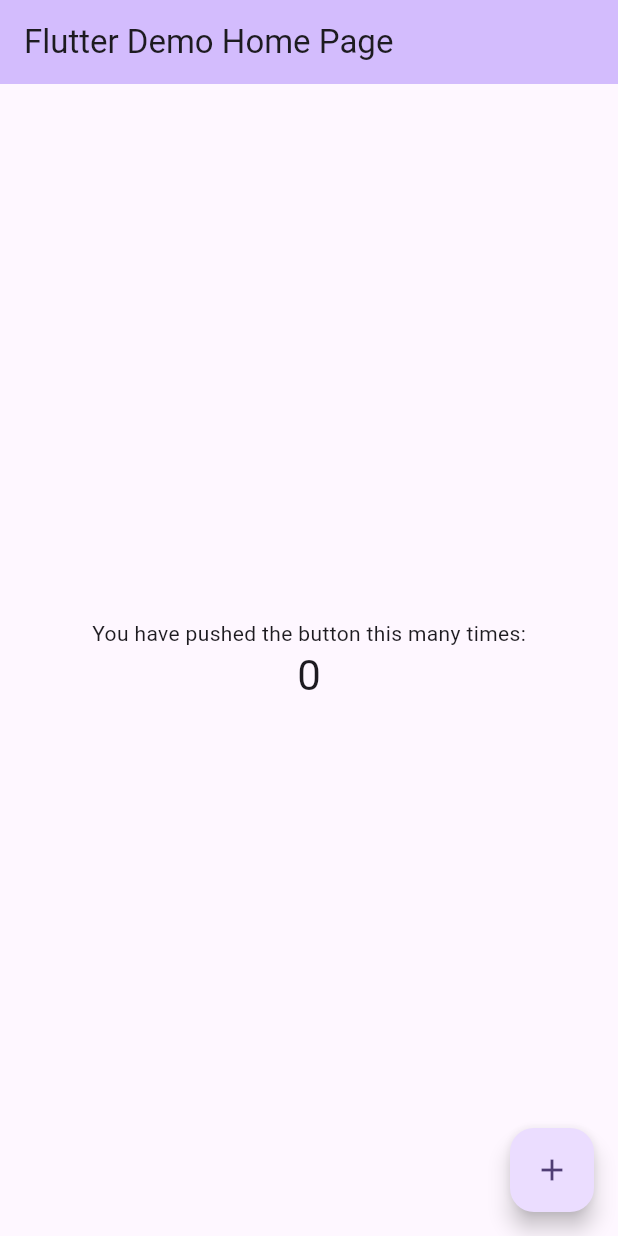
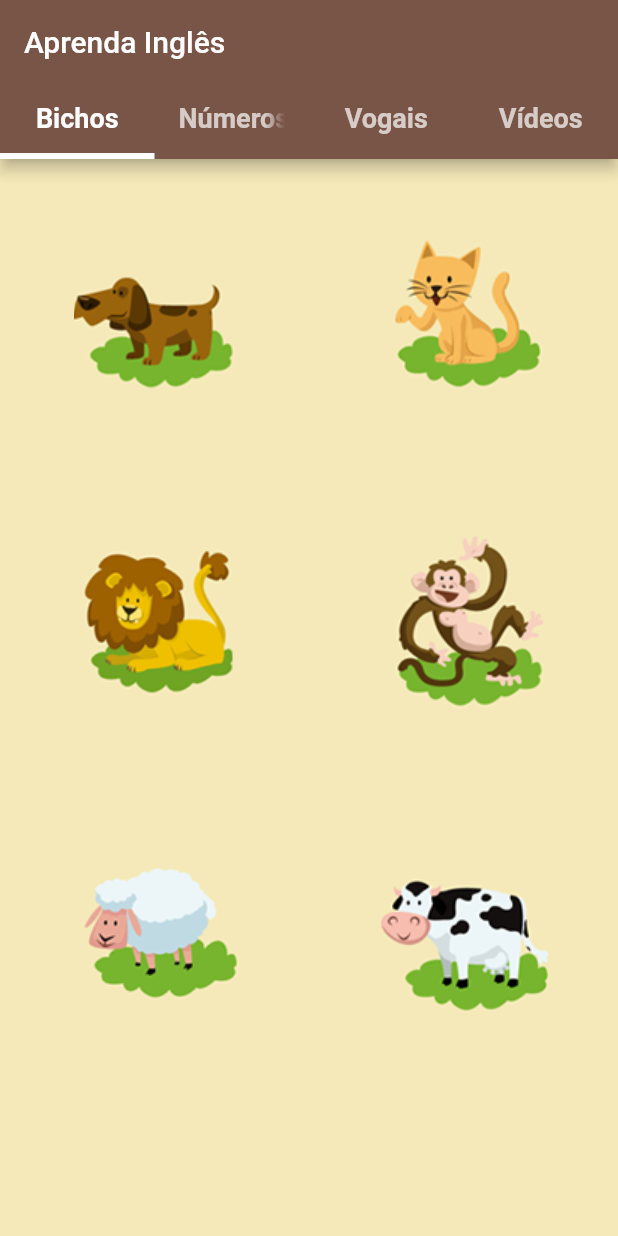
Before and after one commit to GABRIEL-ASSYS/flutter-aula-aprenda-ingles, a Flutter app: the screen it shows after launch, on a phone screen of 412 x 824 dp. Run offline on Flutter 3.47's test engine with Material 2 defaults, Android fonts, the phone set to English and light mode, and no system bars; our stand-ins replace audioplayers.

Commit message:
finalizando tela Bichos

```diff
--- a/lib/main.dart
+++ b/lib/main.dart
@@ -1,68 +1,10 @@
 import 'package:flutter/material.dart';
+import 'package:flutter_aula_29_09/telas/home.dart';
 
-void main() {
-  runApp(const MyApp());
-}
-
-class MyApp extends StatelessWidget {
-  const MyApp({super.key});
-
-  @override
-  Widget build(BuildContext context) {
-    return MaterialApp(
-      title: 'Flutter Demo',
+void main() => runApp(MaterialApp(
+      home: Home(),
+      debugShowCheckedModeBanner: false,
       theme: ThemeData(
-        colorScheme: ColorScheme.fromSeed(seedColor: Colors.deepPurple),
-        useMaterial3: true,
-      ),
-      home: const MyHomePage(title: 'Flutter Demo Home Page'),
-    );
-  }
-}
-
-class MyHomePage extends StatefulWidget {
-  const MyHomePage({super.key, required this.title});
-  final String title;
-
-  @override
-  State<MyHomePage> createState() => _MyHomePageState();
-}
-
-class _MyHomePageState extends State<MyHomePage> {
-  int _counter = 0;
-
-  void _incrementCounter() {
-    setState(() {
-      _counter++;
-    });
-  }
-
-  @override
-  Widget build(BuildContext context) {
-    return Scaffold(
-      appBar: AppBar(
-        backgroundColor: Theme.of(context).colorScheme.inversePrimary,
-        title: Text(widget.title),
-      ),
-      body: Center(
-        child: Column(
-          mainAxisAlignment: MainAxisAlignment.center,
-          children: <Widget>[
-            const Text(
-              'You have pushed the button this many times:',
-            ),
-            Text(
-              '$_counter',
-              style: Theme.of(context).textTheme.headlineMedium,
-            ),
-          ],
-        ),
-      ),
-      floatingActionButton: FloatingActionButton(
-        onPressed: _incrementCounter,
-        tooltip: 'Increment',
-        child: const Icon(Icons.add),
-      ),
-    );
-  }
-}
+          primarySwatch: Colors.brown,
+          scaffoldBackgroundColor: Color(0xfff5e9b9)),
+    ));
--- /dev/null
+++ b/lib/telas/Bichos.dart
@@ -0,0 +1,66 @@
+import 'package:flutter/material.dart';
+import 'package:audioplayers/audioplayers.dart';
+
+class Bichos extends StatefulWidget {
+  @override
+  _BichosState createState() => _BichosState();
+}
+
+class _BichosState extends State<Bichos> {
+  final player = AudioPlayer();
+
+  //Função para executar o audio
+  void _executar(String nomeAudio) {
+    player.play(AssetSource("audios/${nomeAudio}.mp3"));
+  }
+
+  @override
+  Widget build(BuildContext context) {
+    //Obtendo as dimensões da tela
+    double largura = MediaQuery.of(context).size.width;
+    double altura = MediaQuery.of(context).size.height;
+
+    return GridView.count(
+      crossAxisCount: 2,
+      childAspectRatio: MediaQuery.of(context).size.aspectRatio * 2,
+      children: <Widget>[
+        GestureDetector(
+          onTap: () {
+            _executar("cao");
+          },
+          child: Image.asset("assets/imagens/cao.png"),
+        ),
+        GestureDetector(
+          onTap: () {
+            _executar("gato");
+          },
+          child: Image.asset("assets/imagens/gato.png"),
+        ),
+        GestureDetector(
+          onTap: () {
+            _executar("leao");
+          },
+          child: Image.asset("assets/imagens/leao.png"),
+        ),
+        GestureDetector(
+          onTap: () {
+            _executar("macaco");
+          },
+          child: Image.asset("assets/imagens/macaco.png"),
+        ),
+        GestureDetector(
+          onTap: () {
+            _executar("ovelha");
+          },
+          child: Image.asset("assets/imagens/ovelha.png"),
+        ),
+        GestureDetector(
+          onTap: () {
+            _executar("vaca");
+          },
+          child: Image.asset("assets/imagens/vaca.png"),
+        ),
+      ],
+    );
+  }
+}
--- /dev/null
+++ b/lib/telas/Home.dart
@@ -0,0 +1,62 @@
+import 'Bichos.dart';
+import 'Numeros.dart';
+import 'Videos.dart';
+import 'Vogais.dart';
+import 'package:flutter/material.dart';
+
+class Home extends StatefulWidget {
+  @override
+  _HomeState createState() => _HomeState();
+}
+
+class _HomeState extends State<Home> with SingleTickerProviderStateMixin {
+  TabController? _tabController; //controlador de tabs para navegação
+
+  @override
+  void initState() {
+    super.initState();
+    _tabController = TabController(
+      length: 4,
+      vsync: this,
+    );
+  }
+
+  @override
+  void dispose() {
+    super.dispose();
+    _tabController!.dispose();
+  }
+
+  @override
+  Widget build(BuildContext context) {
+    return Scaffold(
+      appBar: AppBar(
+        title: Text("Aprenda Inglês"),
+        bottom: TabBar(
+          indicatorWeight: 4, //Espessura da barra indicadora
+          indicatorColor: Colors.white,
+          labelStyle: TextStyle(
+            fontSize: 18,
+            fontWeight: FontWeight.bold,
+          ),
+          controller: _tabController,
+          tabs: <Widget>[
+            Tab(text: "Bichos"),
+            Tab(text: "Números"),
+            Tab(text: "Vogais"),
+            Tab(text: "Vídeos"),
+          ],
+        ), //Estilo do texto da guia quando selecionada
+      ),
+      body: TabBarView(
+        controller: _tabController,
+        children: <Widget>[
+          Bichos(),
+          Numeros(),
+          Vogais(),
+          Videos(),
+        ],
+      ),
+    );
+  }
+}
```
Also changed, not shown: pubspec.yaml (+26 -4 lines), lib/telas/Numeros.dart (added), lib/telas/Videos.dart (added), lib/telas/Vogais.dart (added), pubspec.lock, 5 other files.
